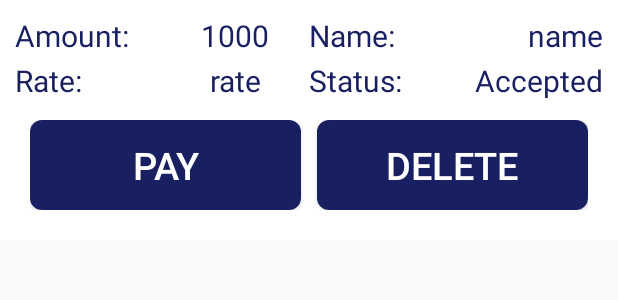
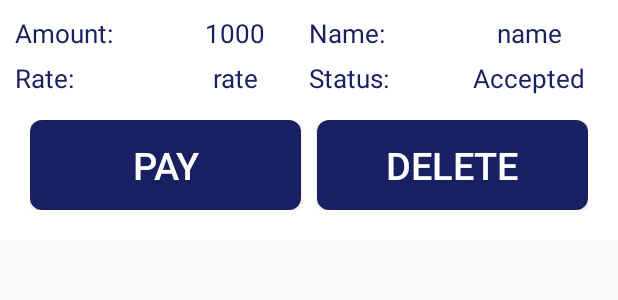
Before and after one commit to dhruvik1999/VISA-2.0, an Android app: the layout recycler_user_response.xml on its own in the app's theme, with its tools: preview values and no code run, on a phone screen of 412 x 824 dp. Shown: the top 300 px of the screen. Run offline under Robolectric (Android 15) with nearby library versions, the phone set to English and light mode, and no system bars.

Commit message:
User response UI edit and app log final

```diff
--- a/Visa Hackathon 2.0/app/src/main/AndroidManifest.xml
+++ b/Visa Hackathon 2.0/app/src/main/AndroidManifest.xml
@@ -8,7 +8,7 @@
 
     <application
         android:allowBackup="true"
-        android:icon="@drawable/app_logo1"
+        android:icon="@drawable/app_logo"
         android:label="@string/app_name"
         android:roundIcon="@mipmap/ic_launcher_round"
         android:supportsRtl="true"
--- a/Visa Hackathon 2.0/app/src/main/res/layout/recycler_user_response.xml
+++ b/Visa Hackathon 2.0/app/src/main/res/layout/recycler_user_response.xml
@@ -19,7 +19,7 @@
         android:layout_weight="1"
         android:text="Amount:"
         android:textColor="@color/visacolor"
-        android:textSize="20dp"
+        android:textSize="17dp"
 
         >
     </TextView>
@@ -31,7 +31,7 @@
         android:textColor="@color/visacolor"
         android:textAlignment="center"
         android:text="1000"
-        android:textSize="20dp"
+        android:textSize="17dp"
         />
     <TextView
         android:layout_width="match_parent"
@@ -39,21 +39,21 @@
         android:layout_weight="1"
         android:text="Name:"
         android:textColor="@color/visacolor"
-        android:textSize="20dp"
+        android:textSize="17dp"
         >
     </TextView>
 
     <TextView
         android:id="@+id/tv_cp_name"
         android:layout_weight="1"
-        android:textAlignment="textEnd"
+        android:textAlignment="center"
         android:layout_width="match_parent"
         android:layout_height="30dp"
         android:layout_below="@+id/tv_amount"
         android:text="name"
         android:textColor="@color/visacolor"
-        android:textSize="20dp"
-        />
+        android:textSize="17dp"
+                />
 
 </LinearLayout>
     <LinearLayout
@@ -65,7 +65,7 @@
             android:layout_weight="1"
             android:text="Rate:"
             android:textColor="@color/visacolor"
-            android:textSize="20dp"
+            android:textSize="17dp"
             >
         </TextView>
         <TextView
@@ -76,7 +76,7 @@
             android:textAlignment="center"
             android:layout_below="@+id/tv_cp_name"
             android:text="rate"
-            android:textSize="20dp"
+            android:textSize="17dp"
             android:textColor="@color/visacolor"
             />
         <TextView
@@ -85,7 +85,7 @@
             android:layout_weight="1"
             android:text="Status:"
             android:textColor="@color/visacolor"
-            android:textSize="20dp"
+            android:textSize="17dp"
             >
         </TextView>
         <TextView
@@ -93,11 +93,11 @@
             android:layout_width="match_parent"
             android:layout_height="30dp"
             android:layout_weight="1"
-            android:textAlignment="textEnd"
+            android:textAlignment="center"
             android:layout_below="@id/tv_cp_rate"
             android:text="Accepted"
             android:textColor="@color/visacolor"
-            android:textSize="20dp"
+            android:textSize="17dp"
             />
 
     </LinearLayout>
```
